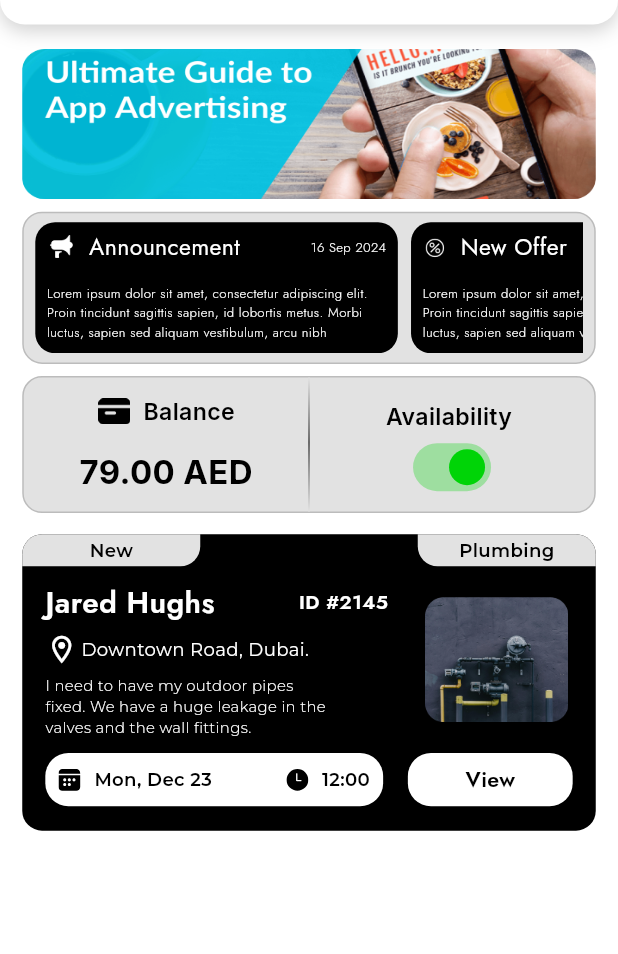
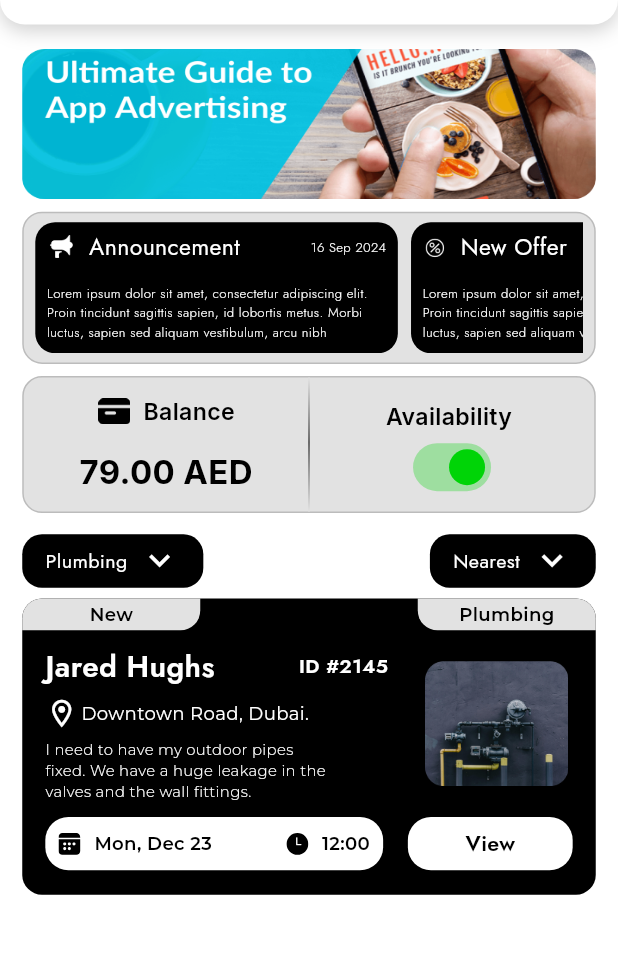
Before and after one commit to Hamzair/reapiroo_app, a Flutter app: the MainHome screen opened directly, on a phone screen of 412 x 824 dp, the part 143-1097 px from its top. Run offline on Flutter 3.47's test engine with Material 3 defaults, Android fonts, the phone set to English and light mode, and no system bars; our stand-ins replace animated_notch_bottom_bar, audioplayers, chewie, flutter_screenutil, flutter_svg, font_awesome_flutter and 7 more; missing offline and left inert: audio_wave, voice_message_package; project files that could hold a hidden picture were left out.

Commit message:
new figma changes

```diff
--- a/lib/const/svg_icons.dart
+++ b/lib/const/svg_icons.dart
@@ -15,6 +15,7 @@ class AppSvgs {
   static const String upload = "./assets/svgs/upload.svg";
   static const String location = "./assets/svgs/location.svg";
   static const String star = "./assets/svgs/star.svg";
+  static const String white_wallet = "./assets/svgs/white_wallet.svg";
 
 
   // Midat
--- a/lib/views/home_screen_for_tech/main_home.dart
+++ b/lib/views/home_screen_for_tech/main_home.dart
@@ -199,6 +199,43 @@ class _MainHomeState extends State<MainHome> {
                     ),
                   ),
                   SizedBox(height: 14.h,),
+                  Row(
+                    mainAxisAlignment: MainAxisAlignment.spaceBetween,
+                    crossAxisAlignment: CrossAxisAlignment.center,
+                    children: [
+                      Container(
+                        padding: EdgeInsets.symmetric(horizontal: 14.w, vertical: 4.h),
+                        decoration: BoxDecoration(
+                          color: AppColors.primary,
+                          borderRadius: BorderRadius.circular(12.w),
+                        ),
+                        child: Row(
+                          crossAxisAlignment: CrossAxisAlignment.center,
+                          children: [
+                            Text("Plumbing", style: jost400(12.sp, AppColors.secondary),),
+                            SizedBox(width: 7.w,),
+                            Icon(Icons.keyboard_arrow_down, size: 25.w, color: AppColors.secondary,)
+                          ],
+                        ),
+                      ),
+                      Container(
+                       padding: EdgeInsets.symmetric(horizontal: 14.w, vertical: 4.h),
+                        decoration: BoxDecoration(
+                          color: AppColors.primary,
+                          borderRadius: BorderRadius.circular(12.w),
+                        ),
+                        child: Row(
+                          crossAxisAlignment: CrossAxisAlignment.center,
+                          children: [
+                            Text("Nearest", style: jost400(12.sp, AppColors.secondary),),
+                            SizedBox(width: 7.w,),
+                            Icon(Icons.keyboard_arrow_down, size: 25.w, color: AppColors.secondary,)
+                          ],
+                        ),
+                      ),
+                    ],
+                  ),
+                  SizedBox(height: 7.h,),
                   Container(
                     decoration: BoxDecoration(
                       color: AppColors.primary,
--- a/lib/views/home_screens_for_customers/customer_main_home.dart
+++ b/lib/views/home_screens_for_customers/customer_main_home.dart
@@ -57,11 +57,13 @@ class _CustomerMainHomeState extends State<CustomerMainHome> {
           isNotification: true,
           isTitle: false,
           isTextField: true,
-          isSecondIcon: false,
+          isSecondIcon: true,
+          secondIcon: AppSvgs.white_wallet,
           title: "",
         ),
         backgroundColor: AppColors.secondary,
-        body: SafeArea(child: Padding(
+        body: SafeArea(child: SingleChildScrollView(
+          child: Padding(
             padding: EdgeInsets.symmetric(horizontal: 13.5.w),
             child: Column(
               children: [
@@ -136,6 +138,7 @@ class _CustomerMainHomeState extends State<CustomerMainHome> {
                 ),
               ],
             ),
+          ),
         )),
       );
   }
```
Also changed, not shown: assets/svgs/whte_wallet.svg (added). Lines whose indentation alone changed are shown as unchanged.
